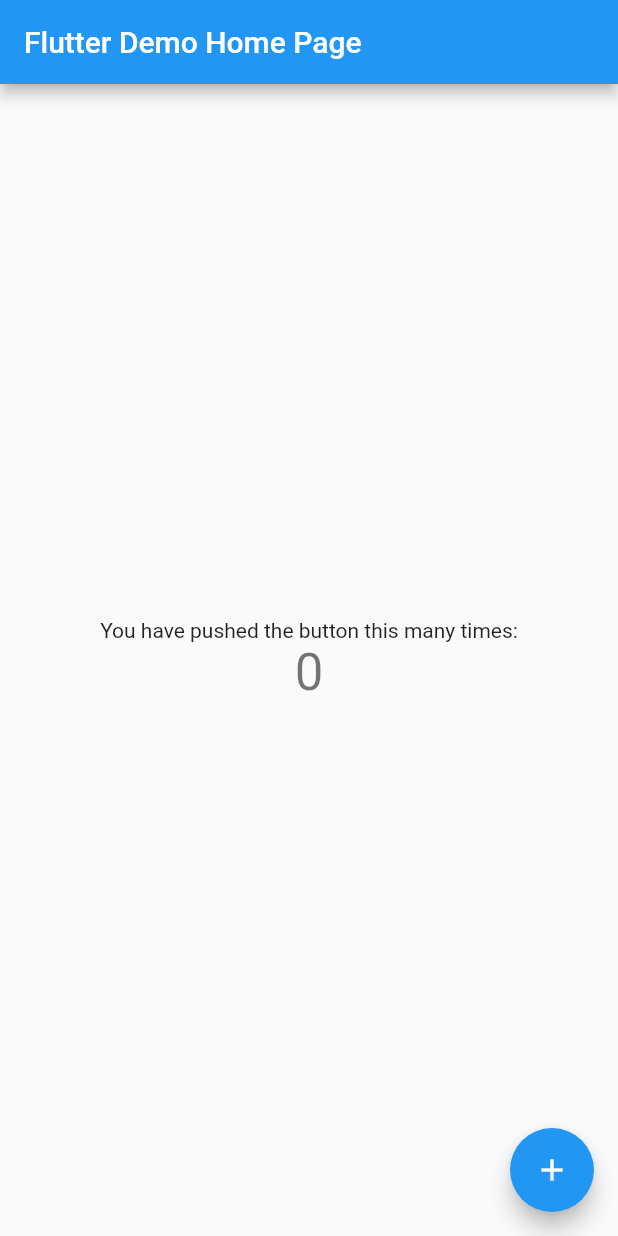
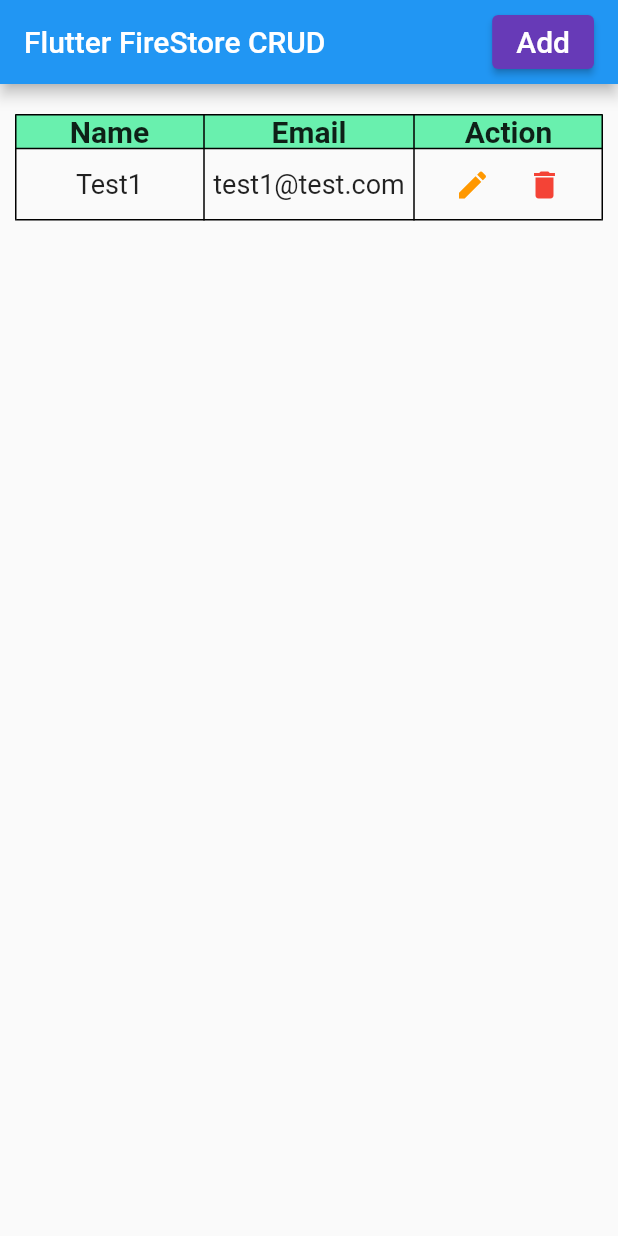
Before and after one commit to shakilattar/Flutter-CRUD-App-using-Firebase, a Flutter app: the screen it shows after launch, on a phone screen of 412 x 824 dp. Run offline on Flutter 3.47's test engine with Material 2 defaults, Android fonts, the phone set to English and light mode, and no system bars.

Commit message:
homepage created

```diff
--- a/crud_firebase/lib/main.dart
+++ b/crud_firebase/lib/main.dart
@@ -1,4 +1,5 @@
 import 'package:flutter/material.dart';
+import './pages/home_page.dart';
 
 void main() {
   runApp(const MyApp());
@@ -7,109 +8,15 @@ void main() {
 class MyApp extends StatelessWidget {
   const MyApp({super.key});
 
-  // This widget is the root of your application.
   @override
   Widget build(BuildContext context) {
     return MaterialApp(
-      title: 'Flutter Demo',
+      title: 'Flutter FireStore CRUD',
       theme: ThemeData(
-        // This is the theme of your application.
-        //
-        // Try running your application with "flutter run". You'll see the
-        // application has a blue toolbar. Then, without quitting the app, try
-        // changing the primarySwatch below to Colors.green and then invoke
-        // "hot reload" (press "r" in the console where you ran "flutter run",
-        // or simply save your changes to "hot reload" in a Flutter IDE).
-        // Notice that the counter didn't reset back to zero; the application
-        // is not restarted.
         primarySwatch: Colors.blue,
       ),
-      home: const MyHomePage(title: 'Flutter Demo Home Page'),
+      debugShowCheckedModeBanner: false,
+      home: HomePage(),
     );
   }
 }
-
-class MyHomePage extends StatefulWidget {
-  const MyHomePage({super.key, required this.title});
-
-  // This widget is the home page of your application. It is stateful, meaning
-  // that it has a State object (defined below) that contains fields that affect
-  // how it looks.
-
-  // This class is the configuration for the state. It holds the values (in this
-  // case the title) provided by the parent (in this case the App widget) and
-  // used by the build method of the State. Fields in a Widget subclass are
-  // always marked "final".
-
-  final String title;
-
-  @override
-  State<MyHomePage> createState() => _MyHomePageState();
-}
-
-class _MyHomePageState extends State<MyHomePage> {
-  int _counter = 0;
-
-  void _incrementCounter() {
-    setState(() {
-      // This call to setState tells the Flutter framework that something has
-      // changed in this State, which causes it to rerun the build method below
-      // so that the display can reflect the updated values. If we changed
-      // _counter without calling setState(), then the build method would not be
-      // called again, and so nothing would appear to happen.
-      _counter++;
-    });
-  }
-
-  @override
-  Widget build(BuildContext context) {
-    // This method is rerun every time setState is called, for instance as done
-    // by the _incrementCounter method above.
-    //
-    // The Flutter framework has been optimized to make rerunning build methods
-    // fast, so that you can just rebuild anything that needs updating rather
-    // than having to individually change instances of widgets.
-    return Scaffold(
-      appBar: AppBar(
-        // Here we take the value from the MyHomePage object that was created by
-        // the App.build method, and use it to set our appbar title.
-        title: Text(widget.title),
-      ),
-      body: Center(
-        // Center is a layout widget. It takes a single child and positions it
-        // in the middle of the parent.
-        child: Column(
-          // Column is also a layout widget. It takes a list of children and
-          // arranges them vertically. By default, it sizes itself to fit its
-          // children horizontally, and tries to be as tall as its parent.
-          //
-          // Invoke "debug painting" (press "p" in the console, choose the
-          // "Toggle Debug Paint" action from the Flutter Inspector in Android
-          // Studio, or the "Toggle Debug Paint" command in Visual Studio Code)
-          // to see the wireframe for each widget.
-          //
-          // Column has various properties to control how it sizes itself and
-          // how it positions its children. Here we use mainAxisAlignment to
-          // center the children vertically; the main axis here is the vertical
-          // axis because Columns are vertical (the cross axis would be
-          // horizontal).
-          mainAxisAlignment: MainAxisAlignment.center,
-          children: <Widget>[
-            const Text(
-              'You have pushed the button this many times:',
-            ),
-            Text(
-              '$_counter',
-              style: Theme.of(context).textTheme.headline4,
-            ),
-          ],
-        ),
-      ),
-      floatingActionButton: FloatingActionButton(
-        onPressed: _incrementCounter,
-        tooltip: 'Increment',
-        child: const Icon(Icons.add),
-      ), // This trailing comma makes auto-formatting nicer for build methods.
-    );
-  }
-}
--- /dev/null
+++ b/crud_firebase/lib/pages/add_student_page.dart
@@ -0,0 +1,21 @@
+import 'package:flutter/material.dart';
+
+class AddStudentPage extends StatefulWidget {
+  const AddStudentPage({super.key});
+
+  @override
+  State<AddStudentPage> createState() => _AddStudentPageState();
+}
+
+class _AddStudentPageState extends State<AddStudentPage> {
+  @override
+  Widget build(BuildContext context) {
+    return Scaffold(
+      appBar: AppBar(),
+      body: Text(
+        'Add Student Page',
+        style: TextStyle(fontSize: 50),
+      ),
+    );
+  }
+}
--- /dev/null
+++ b/crud_firebase/lib/pages/home_page.dart
@@ -0,0 +1,39 @@
+import 'package:flutter/material.dart';
+import './add_student_page.dart';
+import './list_student_page.dart';
+
+class HomePage extends StatefulWidget {
+  const HomePage({super.key});
+
+  @override
+  State<HomePage> createState() => _HomePageState();
+}
+
+class _HomePageState extends State<HomePage> {
+  @override
+  Widget build(BuildContext context) {
+    return Scaffold(
+      appBar: AppBar(
+        title: Row(
+          mainAxisAlignment: MainAxisAlignment.spaceBetween,
+          children: [
+            const Text('Flutter FireStore CRUD'),
+            ElevatedButton(
+              onPressed: () {
+                Navigator.push(
+                  context,
+                  MaterialPageRoute(
+                    builder: (context) => AddStudentPage(),
+                  ),
+                );
+              },
+              child: Text('Add', style: TextStyle(fontSize: 20)),
+              style: ElevatedButton.styleFrom(primary: Colors.deepPurple),
+            ),
+          ],
+        ),
+      ),
+      body: ListStudentPage(),
+    );
+  }
+}
--- /dev/null
+++ b/crud_firebase/lib/pages/list_student_page.dart
@@ -0,0 +1,130 @@
+import 'package:flutter/material.dart';
+import './update_student_page.dart';
+
+class ListStudentPage extends StatefulWidget {
+  const ListStudentPage({super.key});
+
+  @override
+  State<ListStudentPage> createState() => _ListStudentPageState();
+}
+
+class _ListStudentPageState extends State<ListStudentPage> {
+  deleteUser(id) {
+    print('User Deleted $id');
+  }
+
+  @override
+  Widget build(BuildContext context) {
+    return Container(
+      margin: EdgeInsets.symmetric(horizontal: 10, vertical: 20),
+      child: SingleChildScrollView(
+        scrollDirection: Axis.vertical,
+        child: Table(
+          border: TableBorder.all(),
+          columnWidths: const <int, TableColumnWidth>{
+            1: FixedColumnWidth(140),
+          },
+          defaultVerticalAlignment: TableCellVerticalAlignment.middle,
+          children: [
+            TableRow(
+              children: [
+                TableCell(
+                  child: Container(
+                    color: Colors.greenAccent,
+                    child: Center(
+                      child: Text(
+                        'Name',
+                        style: TextStyle(
+                          fontSize: 20,
+                          fontWeight: FontWeight.bold,
+                        ),
+                      ),
+                    ),
+                  ),
+                ),
+                TableCell(
+                  child: Container(
+                    color: Colors.greenAccent,
+                    child: Center(
+                      child: Text(
+                        'Email',
+                        style: TextStyle(
+                          fontSize: 20,
+                          fontWeight: FontWeight.bold,
+                        ),
+                      ),
+                    ),
+                  ),
+                ),
+                TableCell(
+                  child: Container(
+                    color: Colors.greenAccent,
+                    child: Center(
+                      child: Text(
+                        'Action',
+                        style: TextStyle(
+                          fontSize: 20,
+                          fontWeight: FontWeight.bold,
+                        ),
+                      ),
+                    ),
+                  ),
+                ),
+              ],
+            ),
+            TableRow(
+              children: [
+                TableCell(
+                  child: Center(
+                    child: Text(
+                      'Test1',
+                      style: TextStyle(fontSize: 18),
+                    ),
+                  ),
+                ),
+                TableCell(
+                  child: Center(
+                    child: Text(
+                      'test1@test.com',
+                      style: TextStyle(fontSize: 18),
+                    ),
+                  ),
+                ),
+                TableCell(
+                  child: Row(
+                    mainAxisAlignment: MainAxisAlignment.center,
+                    children: [
+                      IconButton(
+                        onPressed: () {
+                          Navigator.push(
+                            context,
+                            MaterialPageRoute(
+                              builder: (context) => UpdateStudentPage(),
+                            ),
+                          );
+                        },
+                        icon: Icon(
+                          Icons.edit,
+                          color: Colors.orange,
+                        ),
+                      ),
+                      IconButton(
+                        onPressed: () {
+                          deleteUser(1);
+                        },
+                        icon: Icon(
+                          Icons.delete,
+                          color: Colors.red,
+                        ),
+                      ),
+                    ],
+                  ),
+                ),
+              ],
+            ),
+          ],
+        ),
+      ),
+    );
+  }
+}
--- /dev/null
+++ b/crud_firebase/lib/pages/update_student_page.dart
@@ -0,0 +1,21 @@
+import 'package:flutter/material.dart';
+
+class UpdateStudentPage extends StatefulWidget {
+  const UpdateStudentPage({super.key});
+
+  @override
+  State<UpdateStudentPage> createState() => _UpdateStudentPageState();
+}
+
+class _UpdateStudentPageState extends State<UpdateStudentPage> {
+  @override
+  Widget build(BuildContext context) {
+    return Scaffold(
+      appBar: AppBar(),
+      body: Text(
+        'Update Student Page',
+        style: TextStyle(fontSize: 50),
+      ),
+    );
+  }
+}
```
